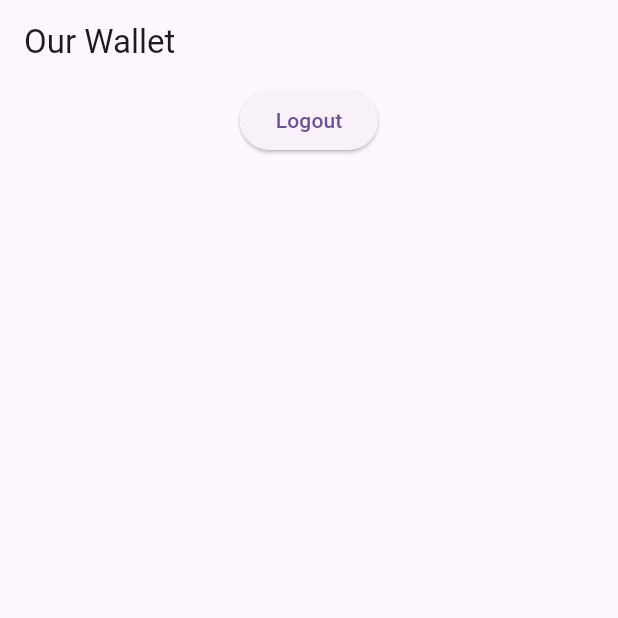
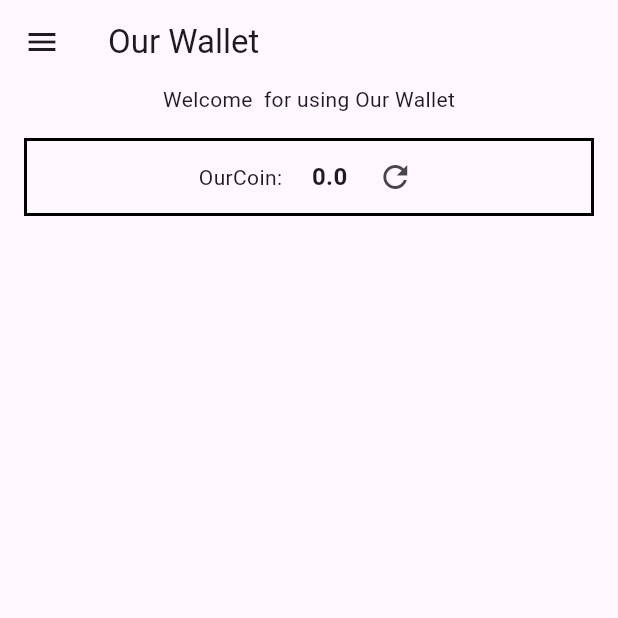
Before and after one commit to leon123858/ourChain-frontend, a Flutter app: the HomePage screen opened directly, on a phone screen of 412 x 824 dp, the top half of it. Run offline on Flutter 3.47's test engine with Material 3 defaults, Android fonts, the phone set to English and light mode, and no system bars; our stand-ins replace shared_preferences; accounts and stored records are empty.

Commit message:
coin widget OK

```diff
--- a/our-wallet-app/lib/controllers/home.dart
+++ b/our-wallet-app/lib/controllers/home.dart
@@ -1,4 +1,5 @@
 import 'package:flutter/material.dart';
+import 'package:our_wallet_app/widgets/ourCoins.dart';
 import 'package:provider/provider.dart';
 
 import '../widgets/userProvider.dart';
@@ -12,8 +13,13 @@ class HomePage extends StatefulWidget {
 }
 
 class HomePageState extends State<HomePage> {
+  String _userName = "";
+  String _aid = "";
+
   @override
   Widget build(BuildContext context) {
+    _userName = Provider.of<UserStateProvider>(context, listen: true).getName;
+    _aid = Provider.of<UserStateProvider>(context, listen: true).getAidMetaData("aid");
     return Scaffold(
       appBar: AppBar(
         title: const Text('Our Wallet'),
@@ -21,11 +27,49 @@ class HomePageState extends State<HomePage> {
       body: Column(
         children: [
           Center(
-              child: ElevatedButton(
-                onPressed: () {
+            child: Text("Welcome $_userName for using Our Wallet"),
+          ),
+          const Center(
+            child: OurCoins(),
+          )
+        ],
+      ),
+      drawer: Drawer(
+        child: Column(
+          children: [
+            DrawerHeader(
+              decoration: const BoxDecoration(
+                color: Colors.lightBlueAccent,
+              ),
+              child: ListView(
+                children: <Widget>[
+                  const Text(
+                    'User Info',
+                    style: TextStyle(
+                      color: Colors.black,
+                      fontSize: 24,
+                    ),
+                  ),
+                  Text(
+                    "User ID: $_userName",
+                    style: const TextStyle(
+                      color: Colors.black,
+                    ),
+                  ),
+                  Text(
+                    "AID:\n$_aid",
+                    style: const TextStyle(
+                      color: Colors.white70,
+                    ),
+                  ),
+                ],
+              ),
+            ),
+            ListTile(
+              title: const Text('Logout'),
+              onTap: () {
                 // logout from provider
-                  Provider.of<UserStateProvider>(context, listen: false)
-                      .logout();
+                Provider.of<UserStateProvider>(context, listen: false).logout();
                 // replace current page with splash page
                 Navigator.pushReplacement(
                   context,
@@ -36,10 +80,10 @@ class HomePageState extends State<HomePage> {
                   ),
                 );
               },
-                child: const Text("Logout"),
+            ),
+          ],
         ),
       ),
-          ],
-        ));
+    );
   }
 }
--- a/our-wallet-app/lib/controllers/login.dart
+++ b/our-wallet-app/lib/controllers/login.dart
@@ -4,6 +4,7 @@ import 'package:our_wallet_app/controllers/register.dart';
 import 'package:our_wallet_app/services/aid/wrapper.dart';
 import 'package:provider/provider.dart';
 import 'package:shared_preferences/shared_preferences.dart';
+
 import '../services/wallet/wrapper.dart';
 import '../widgets/userProvider.dart';
 
@@ -32,11 +33,12 @@ class _LoginState extends State<Login> {
       return;
     }
     BuildContext currentContext = context;
-    login(nameController.text, passwordController.text,wallet).then((result) {
-      if (result) {
+    login(nameController.text, passwordController.text, wallet).then((result) {
+      if (result != null) {
         // save to provider
         Provider.of<UserStateProvider>(currentContext, listen: false)
             .login(nameController.text, passwordController.text);
+        Provider.of<UserStateProvider>(currentContext, listen: false).setAidMetaData("aid", result);
         // Navigate replace current page with home page
         Navigator.pushReplacement(
           currentContext,
--- a/our-wallet-app/lib/utils/config.dart
+++ b/our-wallet-app/lib/utils/config.dart
@@ -1,4 +1,6 @@
 const baseUrl = 'http://localhost:8080/';
-const aidAddress = "cbdce22b0a836221a1aababf11aab5892c27cb18adb97165b0b6d0b63d826c00";
+const aidAddress =
+    "cbdce22b0a836221a1aababf11aab5892c27cb18adb97165b0b6d0b63d826c00";
 const defaultPublicKey = "muq9pzJFRCNkzSS8PN5LiCVaXwQe4H98SQ";
-const defaultPrivateKey = "cP8AsSiaJRFBCC8enLezw2JVEvJefMzdnS2n8qbCHUcyhdDtgvot";
+const defaultPrivateKey =
+    "cP8AsSiaJRFBCC8enLezw2JVEvJefMzdnS2n8qbCHUcyhdDtgvot";
--- /dev/null
+++ b/our-wallet-app/lib/widgets/ourCoins.dart
@@ -0,0 +1,69 @@
+import 'package:flutter/material.dart';
+import 'package:our_wallet_app/widgets/userProvider.dart';
+import 'package:provider/provider.dart';
+
+import '../services/wallet/wrapper.dart';
+
+class OurCoins extends StatefulWidget {
+  const OurCoins({Key? key}) : super(key: key);
+
+  @override
+  State<OurCoins> createState() => _OurCoinsState();
+}
+
+class _OurCoinsState extends State<OurCoins> {
+  double _ourCoin = 0;
+  @override
+  Widget build(BuildContext context) {
+    return Container(
+      margin: const EdgeInsets.all(16),
+      decoration: const BoxDecoration(
+        border: Border.fromBorderSide(
+          BorderSide(
+            color: Colors.black,
+            width: 2,
+          ),),
+      ),
+      child: Row(
+        mainAxisAlignment: MainAxisAlignment.center,
+        children: [
+          Container(
+            padding: EdgeInsets.all(8),
+            child: const Text("OurCoin: "),
+          ),
+          Container(
+            padding: const EdgeInsets.all(8),
+            child: Text(
+              "$_ourCoin",
+              style: const TextStyle(
+                fontWeight: FontWeight.bold,
+                fontSize: 16,
+              ),
+            ),
+          ),
+          IconButton(
+            icon: const Icon(Icons.refresh),
+            onPressed: () async {
+              // get current wallet
+              Wallet? wallet = Provider.of<UserStateProvider>(context, listen: false).getWallet;
+              if (wallet == null) {
+                ScaffoldMessenger.of(context).showSnackBar(
+                  const SnackBar(
+                    content: Text('Please create wallet first'),
+                  ),
+                );
+                return;
+              }
+              // get balance
+              var balance = await wallet.getBalance();
+              setState(() {
+                _ourCoin = balance;
+              });
+            },
+          ),
+        ],
+      )
+    );
+
+  }
+}
--- a/our-wallet-app/lib/widgets/userProvider.dart
+++ b/our-wallet-app/lib/widgets/userProvider.dart
@@ -7,6 +7,17 @@ class UserStateProvider extends ChangeNotifier {
   String name = '';
   String password = '';
   Wallet? wallet;
+
+  var aidMetaDataMap = <String,String>{};
+
+  String getAidMetaData(String key) {
+    return aidMetaDataMap[key] ?? '';
+  }
+
+  setAidMetaData(String key, String value) {
+    aidMetaDataMap[key] = value;
+    notifyListeners();
+  }
 
   Wallet? get getWallet => wallet;
 
@@ -40,6 +51,8 @@ class UserStateProvider extends ChangeNotifier {
     name = '';
     password = '';
     isLogin = false;
+    wallet = null;
+    aidMetaDataMap = <String,String>{};
     notifyListeners();
   }
 }
```
Also changed, not shown: our-wallet-app/lib/services/aid/wrapper.dart (+7 -8 lines), our-wallet-app/lib/services/chain/basic.dart (+36 -6 lines), our-wallet-app/lib/services/chain/coin.dart (+12 -3 lines), our-wallet-app/lib/services/wallet/wrapper.dart (+16 -0 lines). Lines whose indentation alone changed are shown as unchanged.
